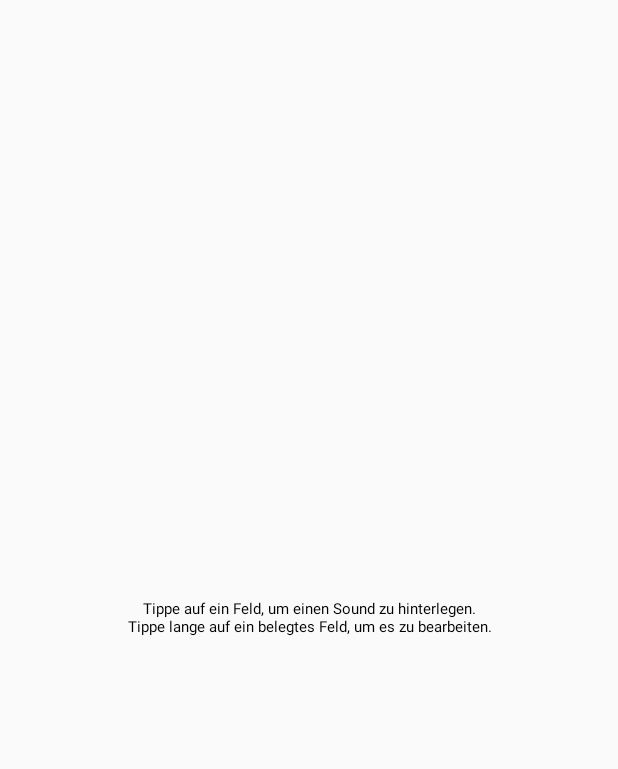
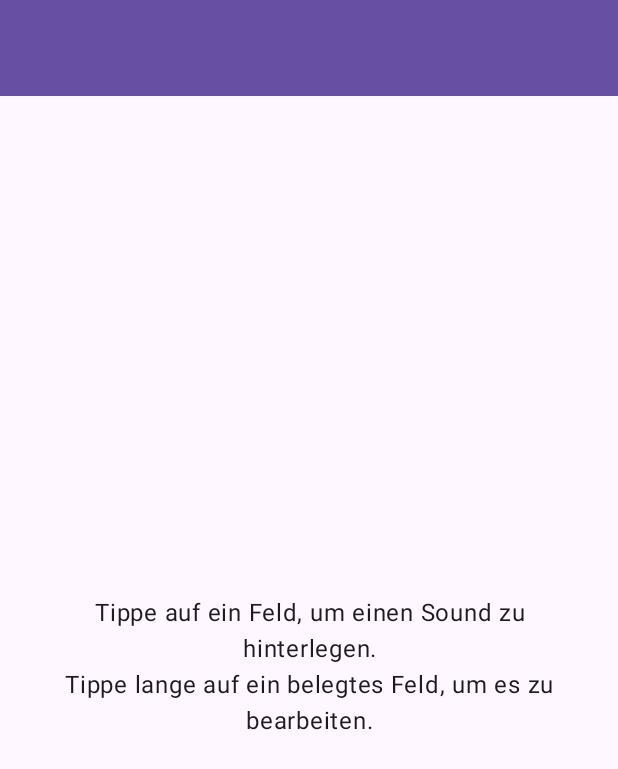
Before and after one commit to Thomas-Eichel/Soundboard, an Android app: the layout activity_main.xml on its own in the app's theme, with its tools: preview values and no code run, on a phone screen of 412 x 824 dp. Shown: the top 769 px of the screen. Run offline under Robolectric (Android 15) with nearby library versions, the phone set to English and light mode, and no system bars.

Commit message:
Fix theme: Material3 has no DarkActionBar variant, use NoActionBar + explicit Toolbar; drop CI diagnostics
Co-authored-by: Thomas-Eichel <Thomas-Eichel@users.noreply.github.com>

```diff
--- a/app/src/main/java/com/example/soundboard/MainActivity.kt
+++ b/app/src/main/java/com/example/soundboard/MainActivity.kt
@@ -43,6 +43,7 @@ class MainActivity : AppCompatActivity() {
         super.onCreate(savedInstanceState)
         binding = ActivityMainBinding.inflate(layoutInflater)
         setContentView(binding.root)
+        setSupportActionBar(binding.toolbar)
 
         store = SoundStore(this)
         player = SoundPlayer(this)
--- a/app/src/main/res/layout/activity_main.xml
+++ b/app/src/main/res/layout/activity_main.xml
@@ -1,7 +1,20 @@
 <?xml version="1.0" encoding="utf-8"?>
-<FrameLayout xmlns:android="http://schemas.android.com/apk/res/android"
+<LinearLayout xmlns:android="http://schemas.android.com/apk/res/android"
     android:layout_width="match_parent"
-    android:layout_height="match_parent">
+    android:layout_height="match_parent"
+    android:orientation="vertical">
+
+    <androidx.appcompat.widget.Toolbar
+        android:id="@+id/toolbar"
+        android:layout_width="match_parent"
+        android:layout_height="?attr/actionBarSize"
+        android:background="?attr/colorPrimary"
+        android:theme="@style/ThemeOverlay.AppCompat.Dark.ActionBar" />
+
+    <FrameLayout
+        android:layout_width="match_parent"
+        android:layout_height="0dp"
+        android:layout_weight="1">
 
         <androidx.recyclerview.widget.RecyclerView
             android:id="@+id/recyclerView"
@@ -21,3 +34,5 @@
             android:textAppearance="?attr/textAppearanceBodyLarge" />
 
     </FrameLayout>
+
+</LinearLayout>
--- a/app/src/main/res/values/themes.xml
+++ b/app/src/main/res/values/themes.xml
@@ -1,6 +1,6 @@
 <?xml version="1.0" encoding="utf-8"?>
 <resources>
 
-    <style name="Theme.Soundboard" parent="Theme.Material3.DayNight.DarkActionBar" />
+    <style name="Theme.Soundboard" parent="Theme.Material3.DayNight.NoActionBar" />
 
 </resources>
```
Also changed, not shown: 1 other file. Lines whose indentation alone changed are shown as unchanged.
